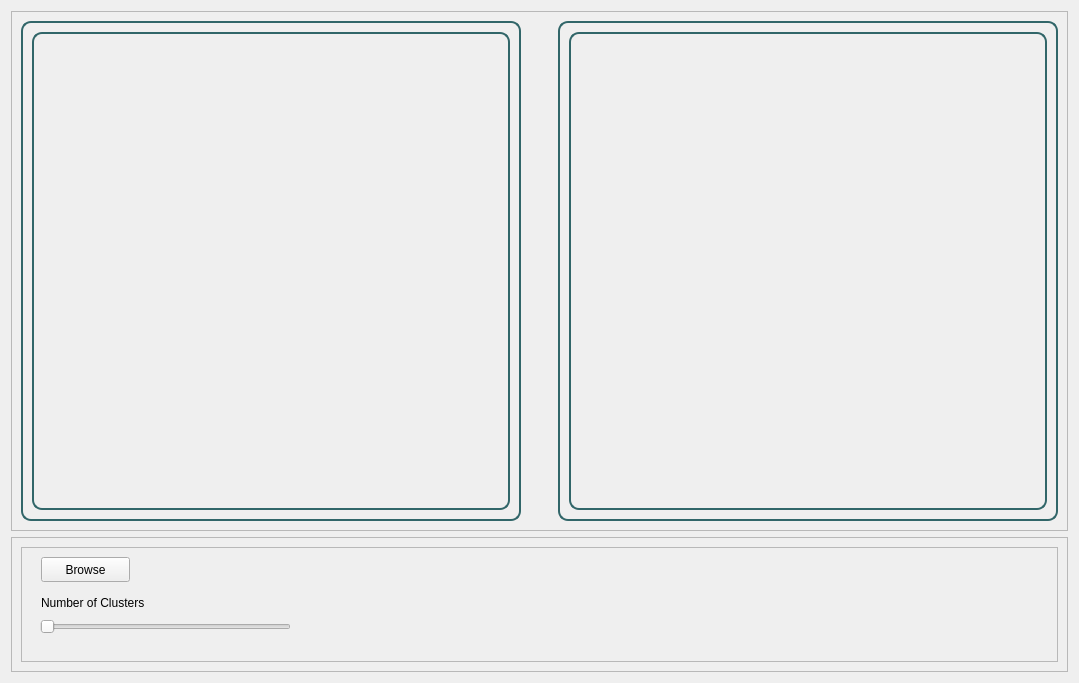
Before: the Qt Designer form Task1/UI/kmeanswidget.ui in SBME2025-ComputerVision/Task1_CV_CPP, drawn with Qt 5.
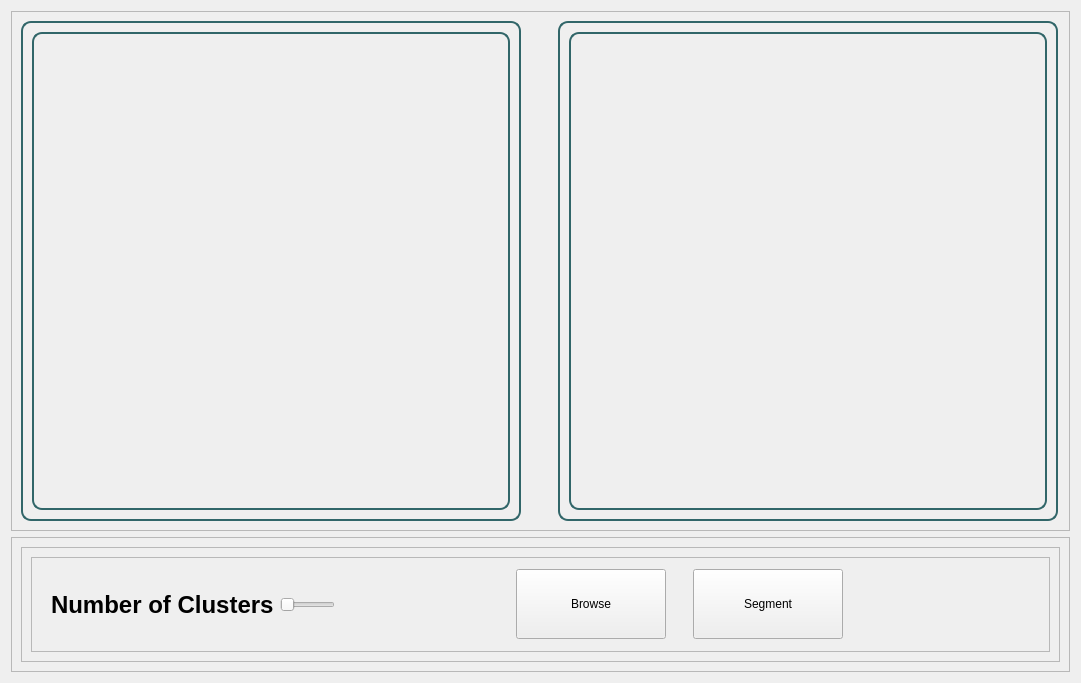
After: the same form once the commit is applied.

The edit to the form file:
```diff
--- a/Task1/UI/kmeanswidget.ui
+++ b/Task1/UI/kmeanswidget.ui
@@ -6,7 +6,7 @@
    <rect>
     <x>0</x>
     <y>0</y>
-    <width>1026</width>
+    <width>1081</width>
     <height>683</height>
    </rect>
   </property>
@@ -133,45 +133,151 @@
         <property name="frameShadow">
          <enum>QFrame::Raised</enum>
         </property>
-        <widget class="QSlider" name="kCluserSlider">
-         <property name="geometry">
-          <rect>
-           <x>19</x>
-           <y>70</y>
-           <width>251</width>
-           <height>20</height>
-          </rect>
-         </property>
-         <property name="orientation">
-          <enum>Qt::Horizontal</enum>
-         </property>
-        </widget>
-        <widget class="QLabel" name="clustersNum">
-         <property name="geometry">
-          <rect>
-           <x>20</x>
-           <y>40</y>
-           <width>271</width>
-           <height>31</height>
-          </rect>
-         </property>
-         <property name="text">
-          <string>Number of Clusters</string>
-         </property>
-        </widget>
-        <widget class="QPushButton" name="browseBtn">
-         <property name="geometry">
-          <rect>
-           <x>20</x>
-           <y>10</y>
-           <width>89</width>
-           <height>25</height>
-          </rect>
-         </property>
-         <property name="text">
-          <string>Browse</string>
-         </property>
-        </widget>
+        <layout class="QHBoxLayout" name="horizontalLayout_6">
+         <item>
+          <widget class="QFrame" name="frame">
+           <property name="frameShape">
+            <enum>QFrame::StyledPanel</enum>
+           </property>
+           <property name="frameShadow">
+            <enum>QFrame::Raised</enum>
+           </property>
+           <layout class="QHBoxLayout" name="horizontalLayout_3">
+            <item>
+             <spacer name="horizontalSpacer">
+              <property name="orientation">
+               <enum>Qt::Horizontal</enum>
+              </property>
+              <property name="sizeHint" stdset="0">
+               <size>
+                <width>40</width>
+                <height>20</height>
+               </size>
+              </property>
+             </spacer>
+            </item>
+            <item>
+             <widget class="QLabel" name="clustersNum">
+              <property name="maximumSize">
+               <size>
+                <width>250</width>
+                <height>16777215</height>
+               </size>
+              </property>
+              <property name="font">
+               <font>
+                <pointsize>18</pointsize>
+                <bold>true</bold>
+               </font>
+              </property>
+              <property name="text">
+               <string>Number of Clusters</string>
+              </property>
+             </widget>
+            </item>
+            <item>
+             <widget class="QSlider" name="kCluserSlider">
+              <property name="maximumSize">
+               <size>
+                <width>250</width>
+                <height>16777215</height>
+               </size>
+              </property>
+              <property name="orientation">
+               <enum>Qt::Horizontal</enum>
+              </property>
+             </widget>
+            </item>
+            <item>
+             <spacer name="horizontalSpacer_2">
+              <property name="orientation">
+               <enum>Qt::Horizontal</enum>
+              </property>
+              <property name="sizeType">
+               <enum>QSizePolicy::Fixed</enum>
+              </property>
+              <property name="sizeHint" stdset="0">
+               <size>
+                <width>175</width>
+                <height>20</height>
+               </size>
+              </property>
+             </spacer>
+            </item>
+            <item>
+             <widget class="QPushButton" name="browseBtn">
+              <property name="minimumSize">
+               <size>
+                <width>150</width>
+                <height>60</height>
+               </size>
+              </property>
+              <property name="maximumSize">
+               <size>
+                <width>150</width>
+                <height>70</height>
+               </size>
+              </property>
+              <property name="text">
+               <string>Browse</string>
+              </property>
+             </widget>
+            </item>
+            <item>
+             <spacer name="horizontalSpacer_5">
+              <property name="orientation">
+               <enum>Qt::Horizontal</enum>
+              </property>
+              <property name="sizeType">
+               <enum>QSizePolicy::Fixed</enum>
+              </property>
+              <property name="sizeHint" stdset="0">
+               <size>
+                <width>21</width>
+                <height>20</height>
+               </size>
+              </property>
+             </spacer>
+            </item>
+            <item>
+             <widget class="QPushButton" name="segmentBtn">
+              <property name="minimumSize">
+               <size>
+                <width>150</width>
+                <height>60</height>
+               </size>
+              </property>
+              <property name="maximumSize">
+               <size>
+                <width>150</width>
+                <height>70</height>
+               </size>
+              </property>
+              <property name="text">
+               <string>Segment</string>
+              </property>
+             </widget>
+            </item>
+            <item>
+             <spacer name="horizontalSpacer_4">
+              <property name="orientation">
+               <enum>Qt::Horizontal</enum>
+              </property>
+              <property name="sizeType">
+               <enum>QSizePolicy::Fixed</enum>
+              </property>
+              <property name="sizeHint" stdset="0">
+               <size>
+                <width>197</width>
+                <height>20</height>
+               </size>
+              </property>
+             </spacer>
+            </item>
+           </layout>
+          </widget>
+         </item>
+        </layout>
        </widget>
       </item>
      </layout>
```
